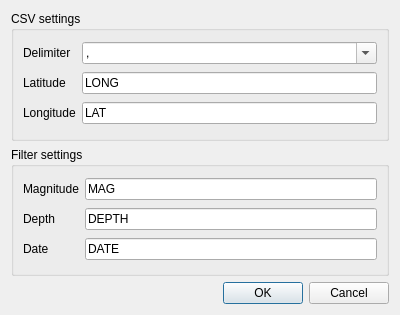
faunalia/gem-mt, file ui/settingsDlg.ui: the form before one commit.
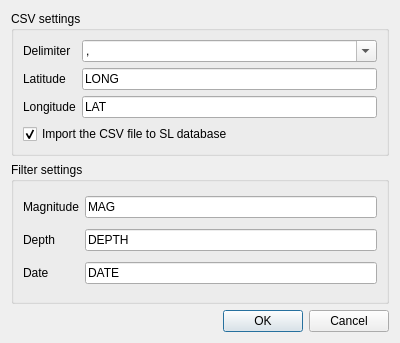
The form after the commit.

Commit message: add a option to disable import of CSV file to SL db

Patch:
```diff
--- a/ui/settingsDlg.ui
+++ b/ui/settingsDlg.ui
@@ -7,7 +7,7 @@
     <x>0</x>
     <y>0</y>
     <width>400</width>
-    <height>315</height>
+    <height>343</height>
    </rect>
   </property>
   <property name="windowTitle">
@@ -136,6 +136,16 @@
         </property>
        </widget>
       </item>
+      <item row="3" column="0" colspan="2">
+       <widget class="QCheckBox" name="csvToSlCheck">
+        <property name="text">
+         <string>Import the CSV file to SL database</string>
+        </property>
+        <property name="checked">
+         <bool>true</bool>
+        </property>
+       </widget>
+      </item>
      </layout>
     </widget>
    </item>
```
The commit also changes 3 other files.
